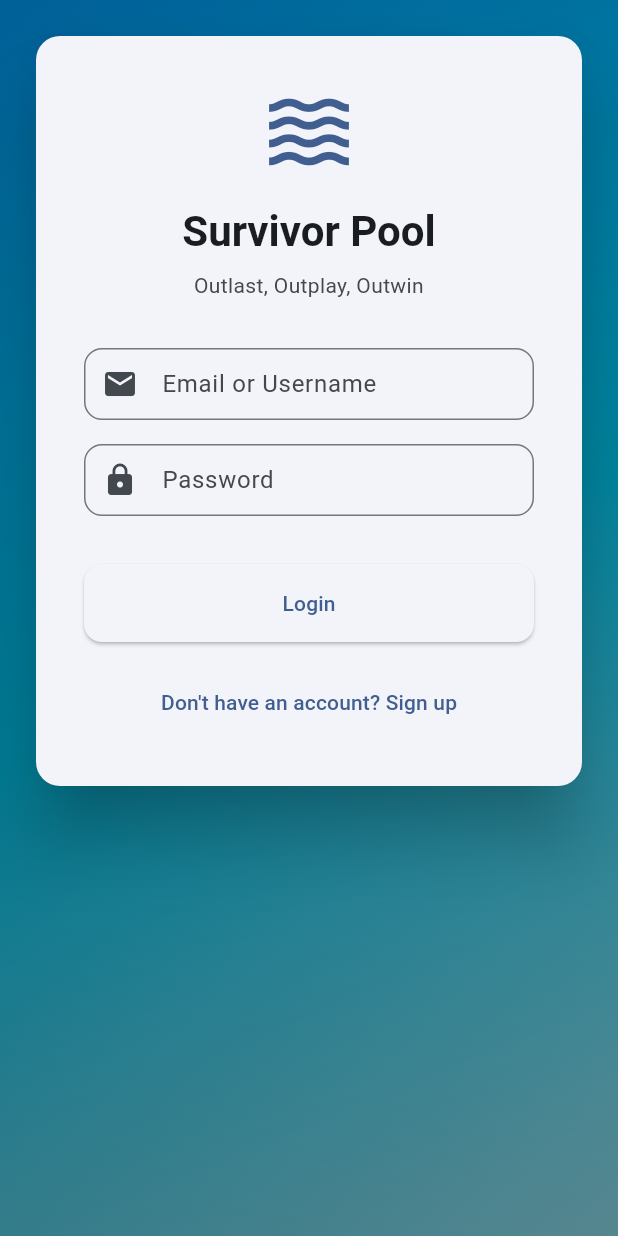
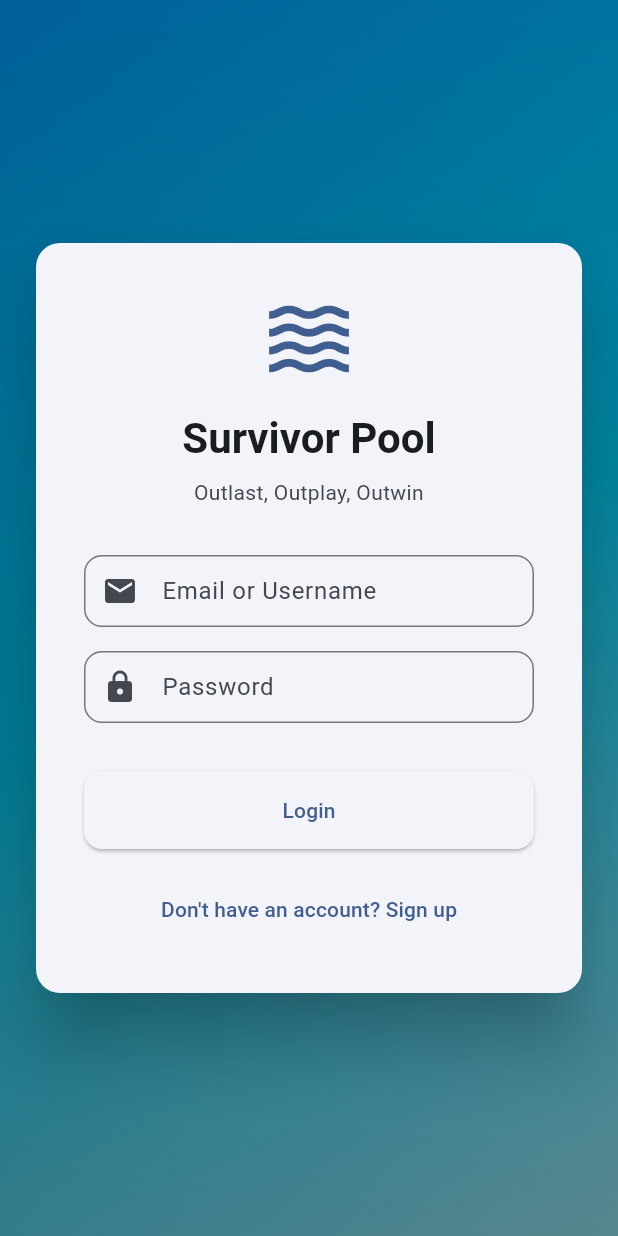
Before and after one commit to jjjacobsen/survivor-pool, a Flutter app: the screen it shows after launch, on a phone screen of 412 x 824 dp. Run offline on Flutter 3.47's test engine with Material 3 defaults, Android fonts, the phone set to English and light mode, and no system bars.

Commit message:
Center the mobile auth card layout vertically

```diff
--- a/frontend/survivor_pool/lib/features/auth/presentation/login_page.dart
+++ b/frontend/survivor_pool/lib/features/auth/presentation/login_page.dart
@@ -364,21 +364,37 @@ class _LoginPageState extends State<LoginPage>
       ),
     );
 
+    final horizontalPadding = isWide ? 80.0 : 24.0;
+    final verticalPadding = isWide ? 72.0 : 24.0;
+
     return FadeTransition(
       opacity: _fadeAnimation,
       child: SafeArea(
-        child: SingleChildScrollView(
-          padding: EdgeInsets.symmetric(
-            horizontal: isWide ? 80 : 24,
-            vertical: isWide ? 72 : 24,
-          ),
-          child: Align(
-            alignment: Alignment.topCenter,
-            child: ConstrainedBox(
+        child: LayoutBuilder(
+          builder: (context, constraints) {
+            var minHeight = constraints.maxHeight - (verticalPadding * 2);
+            if (minHeight < 0) minHeight = 0;
+
+            final constrainedCard = ConstrainedBox(
               constraints: const BoxConstraints(maxWidth: 440),
               child: card,
-            ),
-          ),
+            );
+
+            final content = isWide
+                ? Align(alignment: Alignment.topCenter, child: constrainedCard)
+                : ConstrainedBox(
+                    constraints: BoxConstraints(minHeight: minHeight),
+                    child: Center(child: constrainedCard),
+                  );
+
+            return SingleChildScrollView(
+              padding: EdgeInsets.symmetric(
+                horizontal: horizontalPadding,
+                vertical: verticalPadding,
+              ),
+              child: content,
+            );
+          },
         ),
       ),
     );
```
